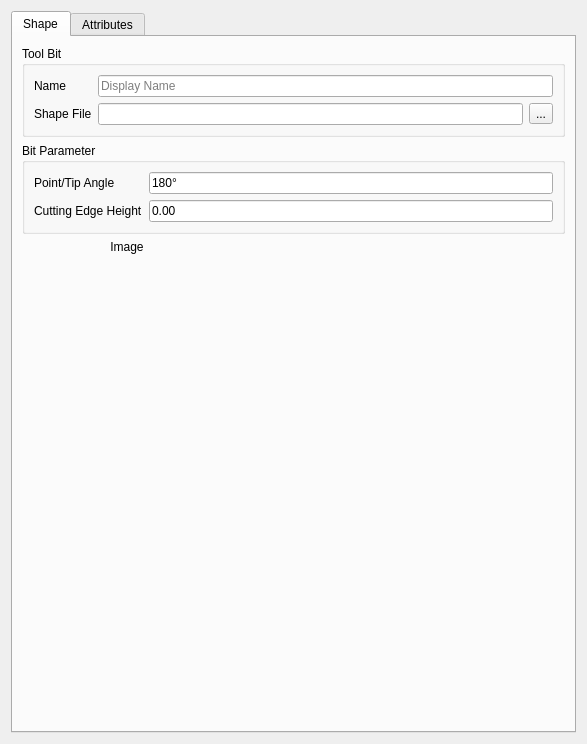
Above: src/Mod/Path/Gui/Resources/panels/ToolBitEditor.ui from southseact-3d/fcd before the change. Below: the same form after it.
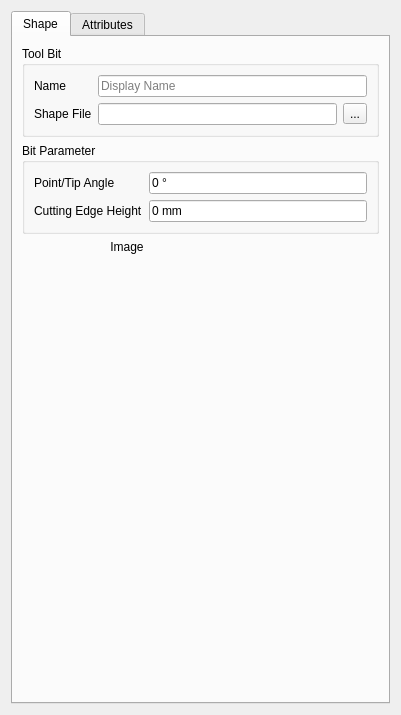
That is the form after the change. Custom widgets are drawn as their Qt base class.

What changed in the file:
```diff
--- a/src/Mod/Path/Gui/Resources/panels/ToolBitEditor.ui
+++ b/src/Mod/Path/Gui/Resources/panels/ToolBitEditor.ui
@@ -6,8 +6,8 @@
    <rect>
     <x>0</x>
     <y>0</y>
-    <width>587</width>
-    <height>744</height>
+    <width>401</width>
+    <height>715</height>
    </rect>
   </property>
   <property name="windowTitle">
@@ -16,6 +16,12 @@
   <layout class="QGridLayout" name="gridLayout">
    <item row="0" column="0">
     <widget class="QTabWidget" name="tabWidget">
+     <property name="sizePolicy">
+      <sizepolicy hsizetype="Minimum" vsizetype="Expanding">
+       <horstretch>0</horstretch>
+       <verstretch>0</verstretch>
+      </sizepolicy>
+     </property>
      <property name="currentIndex">
       <number>0</number>
      </property>
@@ -114,7 +120,7 @@
           <item row="0" column="1">
            <widget class="Gui::InputField" name="toolCuttingEdgeAngle">
             <property name="text">
-             <string>180°</string>
+             <string>0 °</string>
             </property>
             <property name="unit" stdset="0">
              <string>°</string>
@@ -131,7 +137,7 @@
           <item row="1" column="1">
            <widget class="Gui::InputField" name="toolCuttingEdgeHeight">
             <property name="text">
-             <string>0.00</string>
+             <string>0 mm</string>
             </property>
             <property name="unit" stdset="0">
              <string>mm</string>
```
